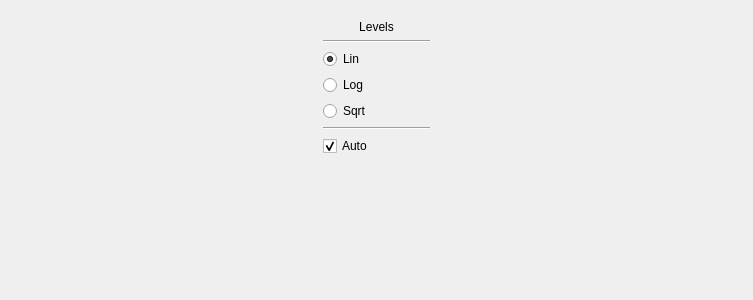
yamedvedya/data_viewer, file data_viewer/uis/cube_view.ui: the form before one commit.
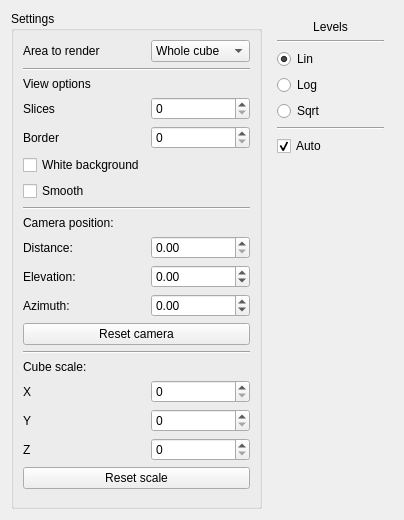
The form after the commit. Custom widgets are drawn as their Qt base class.

```diff
--- a/data_viewer/uis/cube_view.ui
+++ b/data_viewer/uis/cube_view.ui
@@ -6,8 +6,8 @@
    <rect>
     <x>0</x>
     <y>0</y>
-    <width>753</width>
-    <height>300</height>
+    <width>404</width>
+    <height>520</height>
    </rect>
   </property>
   <property name="windowTitle">
@@ -16,6 +16,224 @@
   <layout class="QVBoxLayout" name="v_layout" stretch="0">
    <item>
     <layout class="QHBoxLayout" name="h_layout">
+     <item>
+      <widget class="QGroupBox" name="groupBox">
+       <property name="title">
+        <string>Settings</string>
+       </property>
+       <layout class="QGridLayout" name="gridLayout">
+        <item row="4" column="1">
+         <widget class="QSpinBox" name="sp_borders"/>
+        </item>
+        <item row="4" column="0">
+         <widget class="QLabel" name="label_5">
+          <property name="text">
+           <string>Border</string>
+          </property>
+         </widget>
+        </item>
+        <item row="6" column="0">
+         <widget class="QCheckBox" name="chk_smooth">
+          <property name="text">
+           <string>Smooth</string>
+          </property>
+         </widget>
+        </item>
+        <item row="5" column="0">
+         <widget class="QCheckBox" name="chk_white_bck">
+          <property name="text">
+           <string>White background</string>
+          </property>
+         </widget>
+        </item>
+        <item row="1" column="0" colspan="2">
+         <widget class="Line" name="line_3">
+          <property name="orientation">
+           <enum>Qt::Horizontal</enum>
+          </property>
+         </widget>
+        </item>
+        <item row="0" column="1">
+         <widget class="QComboBox" name="cmb_area">
+          <item>
+           <property name="text">
+            <string>Whole cube</string>
+           </property>
+          </item>
+         </widget>
+        </item>
+        <item row="3" column="1">
+         <widget class="QSpinBox" name="sp_slices"/>
+        </item>
+        <item row="0" column="0">
+         <widget class="QLabel" name="label_2">
+          <property name="text">
+           <string>Area to render</string>
+          </property>
+         </widget>
+        </item>
+        <item row="3" column="0">
+         <widget class="QLabel" name="label_4">
+          <property name="text">
+           <string>Slices</string>
+          </property>
+         </widget>
+        </item>
+        <item row="2" column="0" colspan="2">
+         <widget class="QLabel" name="label_3">
+          <property name="text">
+           <string>View options</string>
+          </property>
+         </widget>
+        </item>
+        <item row="9" column="0">
+         <widget class="QLabel" name="label_7">
+          <property name="text">
+           <string>Distance:</string>
+          </property>
+         </widget>
+        </item>
+        <item row="10" column="0">
+         <widget class="QLabel" name="label_8">
+          <property name="text">
+           <string>Elevation:</string>
+          </property>
+         </widget>
+        </item>
+        <item row="11" column="0">
+         <widget class="QLabel" name="label_9">
+          <property name="text">
+           <string>Azimuth:</string>
+          </property>
+         </widget>
+        </item>
+        <item row="9" column="1">
+         <widget class="QDoubleSpinBox" name="sp_cam_distance">
+          <property name="maximum">
+           <double>100000.000000000000000</double>
+          </property>
+         </widget>
+        </item>
+        <item row="7" column="0" colspan="2">
+         <widget class="Line" name="line_4">
+          <property name="orientation">
+           <enum>Qt::Horizontal</enum>
+          </property>
+         </widget>
+        </item>
+        <item row="8" column="0">
+         <widget class="QLabel" name="label_6">
+          <property name="text">
+           <string>Camera position:</string>
+          </property>
+         </widget>
+        </item>
+        <item row="18" column="0" colspan="2">
+         <widget class="QPushButton" name="cmd_reset_scale">
+          <property name="text">
+           <string>Reset scale</string>
+          </property>
+         </widget>
+        </item>
+        <item row="12" column="0" colspan="2">
+         <widget class="QPushButton" name="cmd_reset_camera">
+          <property name="text">
+           <string>Reset camera</string>
+          </property>
+         </widget>
+        </item>
+        <item row="10" column="1">
+         <widget class="QDoubleSpinBox" name="sp_cam_elevation">
+          <property name="minimum">
+           <double>-180.000000000000000</double>
+          </property>
+          <property name="maximum">
+           <double>180.000000000000000</double>
+          </property>
+         </widget>
+        </item>
+        <item row="11" column="1">
+         <widget class="QDoubleSpinBox" name="sp_cam_azimuth">
+          <property name="minimum">
+           <double>-360.000000000000000</double>
+          </property>
+          <property name="maximum">
+           <double>360.000000000000000</double>
+          </property>
+         </widget>
+        </item>
+        <item row="14" column="0">
+         <widget class="QLabel" name="label_10">
+          <property name="text">
+           <string>Cube scale:</string>
+          </property>
+         </widget>
+        </item>
+        <item row="13" column="0" colspan="2">
+         <widget class="Line" name="line_6">
+          <property name="orientation">
+           <enum>Qt::Horizontal</enum>
+          </property>
+         </widget>
+        </item>
+        <item row="15" column="1">
+         <widget class="QSpinBox" name="sp_x_scale">
+          <property name="maximum">
+           <number>20</number>
+          </property>
+         </widget>
+        </item>
+        <item row="17" column="1">
+         <widget class="QSpinBox" name="sp_z_scale">
+          <property name="maximum">
+           <number>20</number>
+          </property>
+         </widget>
+        </item>
+        <item row="17" column="0">
+         <widget class="QLabel" name="z_label">
+          <property name="text">
+           <string>Z</string>
+          </property>
+         </widget>
+        </item>
+        <item row="16" column="0">
+         <widget class="QLabel" name="y_label">
+          <property name="text">
+           <string>Y</string>
+          </property>
+         </widget>
+        </item>
+        <item row="15" column="0">
+         <widget class="QLabel" name="x_label">
+          <property name="text">
+           <string>X</string>
+          </property>
+         </widget>
+        </item>
+        <item row="16" column="1">
+         <widget class="QSpinBox" name="sp_y_scale">
+          <property name="maximum">
+           <number>20</number>
+          </property>
+         </widget>
+        </item>
+        <item row="19" column="0">
+         <spacer name="verticalSpacer">
+          <property name="orientation">
+           <enum>Qt::Vertical</enum>
+          </property>
+          <property name="sizeHint" stdset="0">
+           <size>
+            <width>20</width>
+            <height>40</height>
+           </size>
+          </property>
+         </spacer>
+        </item>
+       </layout>
+      </widget>
+     </item>
      <item>
       <widget class="QFrame" name="fr_hist">
        <property name="minimumSize">
```
